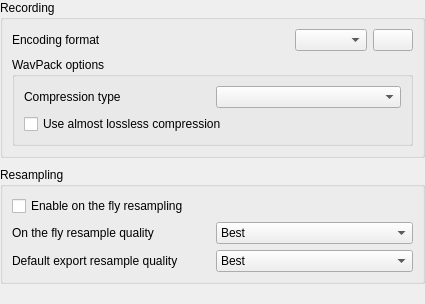
Before: the Qt Designer form src/traverso/ui/RecordingConfigPage.ui in ErwanLegrand/Traverso-DAW, drawn with Qt 5.
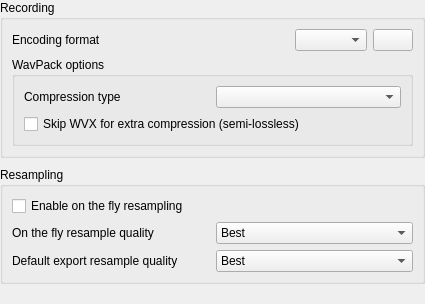
After: the same form once the commit is applied.

```diff
--- a/src/traverso/ui/RecordingConfigPage.ui
+++ b/src/traverso/ui/RecordingConfigPage.ui
@@ -114,7 +114,7 @@
          <item>
           <widget class="QCheckBox" name="wavpackUseAlmostLosslessCheckBox" >
            <property name="text" >
-            <string>Use almost lossless compression</string>
+            <string>Skip WVX for extra compression (semi-lossless)</string>
            </property>
           </widget>
          </item>
```
Left out of the diff: 10 changed lines with no effect on the pictures.
